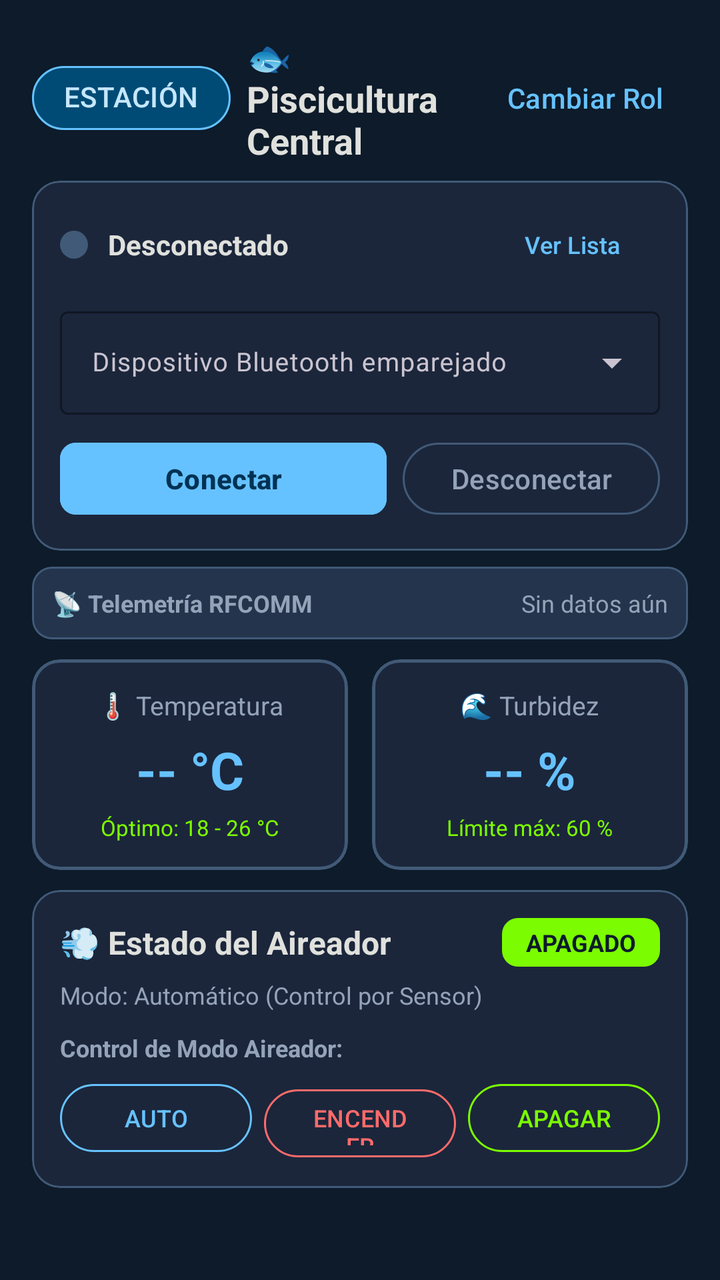
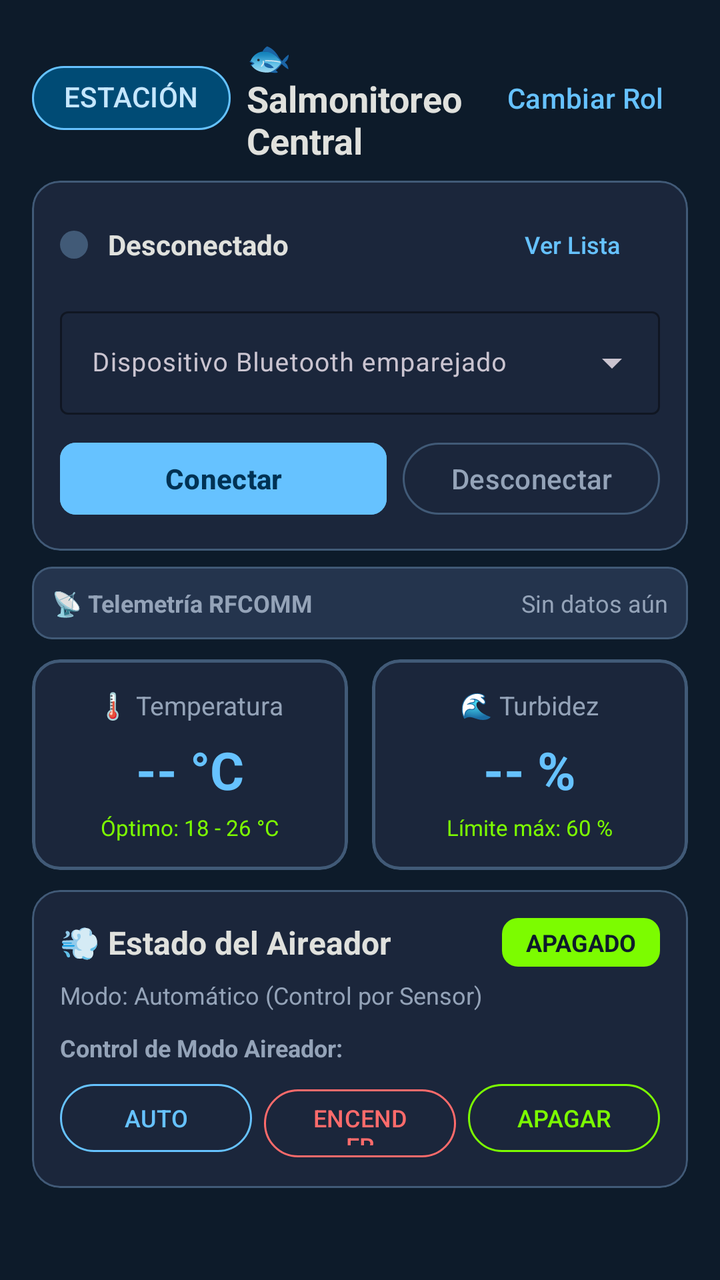

An Android layout rendered at two revisions. The XML below is the earlier revision; the diff shows what the commit changed to produce the second picture.
<!-- AndroidManifest.xml: application theme Theme.Piscicultura -->
<!-- res/layout/activity_estacion.xml -->
<?xml version="1.0" encoding="utf-8"?>
<ScrollView xmlns:android="http://schemas.android.com/apk/res/android"
    xmlns:app="http://schemas.android.com/apk/res-auto"
    xmlns:tools="http://schemas.android.com/tools"
    android:layout_width="match_parent"
    android:layout_height="match_parent"
    android:background="@color/color_background"
    android:fillViewport="true">

    <LinearLayout
        android:layout_width="match_parent"
        android:layout_height="wrap_content"
        android:orientation="vertical"
        android:padding="16dp">

        
        <LinearLayout
            android:layout_width="match_parent"
            android:layout_height="wrap_content"
            android:gravity="center_vertical"
            android:orientation="horizontal">

            <com.google.android.material.chip.Chip
                android:id="@+id/chipRoleEstacion"
                style="@style/Widget.Material3.Chip.Assist"
                android:layout_width="wrap_content"
                android:layout_height="wrap_content"
                android:text="ESTACIÓN"
                android:textColor="@color/color_on_primary_container"
                android:textStyle="bold"
                app:chipBackgroundColor="@color/color_primary_container"
                app:chipCornerRadius="16dp"
                app:chipStrokeColor="@color/color_accent"
                app:chipStrokeWidth="1dp" />

            <TextView
                android:id="@+id/tvHeaderTitle"
                android:layout_width="0dp"
                android:layout_height="wrap_content"
                android:layout_marginStart="8dp"
                android:layout_weight="1"
                android:text="🐟 Piscicultura Central"
                android:textColor="@color/color_text_primary"
                android:textSize="18sp"
                android:textStyle="bold" />

            <com.google.android.material.button.MaterialButton
                android:id="@+id/btnStationChangeRole"
                style="@style/Widget.Material3.Button.TextButton"
                android:layout_width="wrap_content"
                android:layout_height="wrap_content"
                android:text="Cambiar Rol"
                android:textColor="@color/color_accent" />
        </LinearLayout>

        
        <com.google.android.material.card.MaterialCardView
            android:id="@+id/cardConnection"
            android:layout_width="match_parent"
            android:layout_height="wrap_content"
            android:layout_marginTop="8dp"
            app:cardBackgroundColor="@color/color_surface"
            app:cardCornerRadius="14dp"
            app:strokeColor="@color/color_outline"
            app:strokeWidth="1dp">

            <LinearLayout
                android:layout_width="match_parent"
                android:layout_height="wrap_content"
                android:orientation="vertical"
                android:padding="14dp">

                
                <LinearLayout
                    android:layout_width="match_parent"
                    android:layout_height="wrap_content"
                    android:gravity="center_vertical"
                    android:orientation="horizontal">

                    <View
                        android:id="@+id/viewClientBtDot"
                        android:layout_width="14dp"
                        android:layout_height="14dp"
                        android:background="@drawable/shape_status_dot"
                        android:backgroundTint="@color/color_outline" />

                    <TextView
                        android:id="@+id/tvClientBtStatus"
                        android:layout_width="0dp"
                        android:layout_height="wrap_content"
                        android:layout_marginStart="10dp"
                        android:layout_weight="1"
                        android:text="Desconectado"
                        android:textColor="@color/color_text_primary"
                        android:textSize="14sp"
                        android:textStyle="bold" />

                    <com.google.android.material.button.MaterialButton
                        android:id="@+id/btnChooseDeviceDialog"
                        style="@style/Widget.Material3.Button.TextButton"
                        android:layout_width="wrap_content"
                        android:layout_height="36dp"
                        android:padding="0dp"
                        android:text="Ver Lista"
                        android:textColor="@color/color_accent"
                        android:textSize="12sp" />
                </LinearLayout>

                
                <com.google.android.material.textfield.TextInputLayout
                    android:id="@+id/tilPairedDevices"
                    style="@style/Widget.Material3.TextInputLayout.OutlinedBox.ExposedDropdownMenu"
                    android:layout_width="match_parent"
                    android:layout_height="wrap_content"
                    android:layout_marginTop="10dp"
                    android:hint="Dispositivo Bluetooth emparejado"
                    app:boxStrokeColor="@color/color_accent"
                    app:hintTextColor="@color/color_accent">

                    <AutoCompleteTextView
                        android:id="@+id/actvPairedDevices"
                        android:layout_width="match_parent"
                        android:layout_height="wrap_content"
                        android:inputType="none"
                        android:textColor="@color/color_text_primary"
                        android:textSize="13sp" />
                </com.google.android.material.textfield.TextInputLayout>

                
                <LinearLayout
                    android:layout_width="match_parent"
                    android:layout_height="wrap_content"
                    android:layout_marginTop="10dp"
                    android:orientation="horizontal">

                    <com.google.android.material.button.MaterialButton
                        android:id="@+id/btnConnectBt"
                        android:layout_width="0dp"
                        android:layout_height="44dp"
                        android:layout_weight="1"
                        android:backgroundTint="@color/color_accent"
                        android:text="Conectar"
                        android:textColor="@color/color_on_primary"
                        android:textStyle="bold"
                        app:cornerRadius="8dp" />

                    <com.google.android.material.button.MaterialButton
                        android:id="@+id/btnDisconnectBt"
                        style="@style/Widget.Material3.Button.OutlinedButton"
                        android:layout_width="wrap_content"
                        android:layout_height="44dp"
                        android:layout_marginStart="8dp"
                        android:text="Desconectar"
                        android:textColor="@color/color_text_secondary"
                        app:strokeColor="@color/color_outline" />
                </LinearLayout>

            </LinearLayout>
        </com.google.android.material.card.MaterialCardView>

        
        <com.google.android.material.card.MaterialCardView
            android:id="@+id/cardSyncStatus"
            android:layout_width="match_parent"
            android:layout_height="wrap_content"
            android:layout_marginTop="8dp"
            app:cardBackgroundColor="@color/color_surface_variant"
            app:cardCornerRadius="10dp"
            app:strokeColor="@color/color_outline"
            app:strokeWidth="1dp">

            <LinearLayout
                android:layout_width="match_parent"
                android:layout_height="wrap_content"
                android:orientation="vertical"
                android:padding="10dp">

                <LinearLayout
                    android:layout_width="match_parent"
                    android:layout_height="wrap_content"
                    android:gravity="center_vertical"
                    android:orientation="horizontal">

                    <TextView
                        android:layout_width="0dp"
                        android:layout_height="wrap_content"
                        android:layout_weight="1"
                        android:text="📡 Telemetría RFCOMM"
                        android:textColor="@color/color_text_secondary"
                        android:textSize="12sp"
                        android:textStyle="bold" />

                    <TextView
                        android:id="@+id/tvLastSync"
                        android:layout_width="wrap_content"
                        android:layout_height="wrap_content"
                        android:text="Sin datos aún"
                        android:textColor="@color/color_text_secondary"
                        android:textSize="12sp" />
                </LinearLayout>

                
                <TextView
                    android:id="@+id/tvStaleWarning"
                    android:layout_width="match_parent"
                    android:layout_height="wrap_content"
                    android:layout_marginTop="6dp"
                    android:background="@drawable/shape_badge"
                    android:backgroundTint="@color/color_warning"
                    android:paddingStart="10dp"
                    android:paddingTop="4dp"
                    android:paddingEnd="10dp"
                    android:paddingBottom="4dp"
                    android:text="⚠️ Datos desactualizados (> 6 s sin telemetría)"
                    android:textColor="@color/color_background"
                    android:textSize="12sp"
                    android:textStyle="bold"
                    android:visibility="gone"
                    tools:visibility="visible" />
            </LinearLayout>
        </com.google.android.material.card.MaterialCardView>

        
        <LinearLayout
            android:layout_width="match_parent"
            android:layout_height="wrap_content"
            android:layout_marginTop="10dp"
            android:orientation="horizontal">

            
            <com.google.android.material.card.MaterialCardView
                android:id="@+id/cardStationTemp"
                android:layout_width="0dp"
                android:layout_height="wrap_content"
                android:layout_marginEnd="6dp"
                android:layout_weight="1"
                app:cardBackgroundColor="@color/color_surface"
                app:cardCornerRadius="14dp"
                app:strokeColor="@color/color_outline"
                app:strokeWidth="1.5dp">

                <LinearLayout
                    android:layout_width="match_parent"
                    android:layout_height="wrap_content"
                    android:gravity="center"
                    android:orientation="vertical"
                    android:padding="14dp">

                    <TextView
                        android:layout_width="wrap_content"
                        android:layout_height="wrap_content"
                        android:text="🌡️ Temperatura"
                        android:textColor="@color/color_text_secondary"
                        android:textSize="13sp" />

                    <TextView
                        android:id="@+id/tvStationTemp"
                        android:layout_width="wrap_content"
                        android:layout_height="wrap_content"
                        android:layout_marginTop="6dp"
                        android:text="-- °C"
                        android:textColor="@color/color_accent"
                        android:textSize="26sp"
                        android:textStyle="bold" />

                    <TextView
                        android:id="@+id/tvTempRangeStatus"
                        android:layout_width="wrap_content"
                        android:layout_height="wrap_content"
                        android:layout_marginTop="4dp"
                        android:text="Óptimo: 18 - 26 °C"
                        android:textAlignment="center"
                        android:textColor="@color/color_inactive"
                        android:textSize="11sp" />
                </LinearLayout>
            </com.google.android.material.card.MaterialCardView>

            
            <com.google.android.material.card.MaterialCardView
                android:id="@+id/cardStationTurb"
                android:layout_width="0dp"
                android:layout_height="wrap_content"
                android:layout_marginStart="6dp"
                android:layout_weight="1"
                app:cardBackgroundColor="@color/color_surface"
                app:cardCornerRadius="14dp"
                app:strokeColor="@color/color_outline"
                app:strokeWidth="1.5dp">

                <LinearLayout
                    android:layout_width="match_parent"
                    android:layout_height="wrap_content"
                    android:gravity="center"
                    android:orientation="vertical"
                    android:padding="14dp">

                    <TextView
                        android:layout_width="wrap_content"
                        android:layout_height="wrap_content"
                        android:text="🌊 Turbidez"
                        android:textColor="@color/color_text_secondary"
                        android:textSize="13sp" />

                    <TextView
                        android:id="@+id/tvStationTurb"
                        android:layout_width="wrap_content"
                        android:layout_height="wrap_content"
                        android:layout_marginTop="6dp"
                        android:text="-- %"
                        android:textColor="@color/color_accent"
                        android:textSize="26sp"
                        android:textStyle="bold" />

                    <TextView
                        android:id="@+id/tvTurbRangeStatus"
                        android:layout_width="wrap_content"
                        android:layout_height="wrap_content"
                        android:layout_marginTop="4dp"
                        android:text="Límite máx: 60 %"
                        android:textAlignment="center"
                        android:textColor="@color/color_inactive"
                        android:textSize="11sp" />
                </LinearLayout>
            </com.google.android.material.card.MaterialCardView>

        </LinearLayout>

        
        <com.google.android.material.card.MaterialCardView
            android:id="@+id/cardStationAireador"
            android:layout_width="match_parent"
            android:layout_height="wrap_content"
            android:layout_marginTop="10dp"
            android:layout_marginBottom="24dp"
            app:cardBackgroundColor="@color/color_surface"
            app:cardCornerRadius="14dp"
            app:strokeColor="@color/color_outline"
            app:strokeWidth="1dp">

            <LinearLayout
                android:layout_width="match_parent"
                android:layout_height="wrap_content"
                android:orientation="vertical"
                android:padding="14dp">

                <LinearLayout
                    android:layout_width="match_parent"
                    android:layout_height="wrap_content"
                    android:gravity="center_vertical"
                    android:orientation="horizontal">

                    <TextView
                        android:layout_width="0dp"
                        android:layout_height="wrap_content"
                        android:layout_weight="1"
                        android:text="💨 Estado del Aireador"
                        android:textColor="@color/color_text_primary"
                        android:textSize="16sp"
                        android:textStyle="bold" />

                    <TextView
                        android:id="@+id/tvStationAireadorBadge"
                        android:layout_width="wrap_content"
                        android:layout_height="wrap_content"
                        android:background="@drawable/shape_badge"
                        android:backgroundTint="@color/color_inactive"
                        android:paddingStart="12dp"
                        android:paddingTop="4dp"
                        android:paddingEnd="12dp"
                        android:paddingBottom="4dp"
                        android:text="APAGADO"
                        android:textColor="@color/color_background"
                        android:textSize="12sp"
                        android:textStyle="bold" />
                </LinearLayout>

                <TextView
                    android:id="@+id/tvStationAireadorMode"
                    android:layout_width="match_parent"
                    android:layout_height="wrap_content"
                    android:layout_marginTop="6dp"
                    android:text="Modo: Automático (Control por Sensor)"
                    android:textColor="@color/color_text_secondary"
                    android:textSize="12sp" />

                
                <TextView
                    android:layout_width="match_parent"
                    android:layout_height="wrap_content"
                    android:layout_marginTop="10dp"
                    android:text="Control de Modo Aireador:"
                    android:textColor="@color/color_text_secondary"
                    android:textSize="12sp"
                    android:textStyle="bold" />

                <LinearLayout
                    android:layout_width="match_parent"
                    android:layout_height="wrap_content"
                    android:layout_marginTop="6dp"
                    android:orientation="horizontal">

                    <com.google.android.material.button.MaterialButton
                        android:id="@+id/btnAireadorAuto"
                        style="@style/Widget.Material3.Button.OutlinedButton"
                        android:layout_width="0dp"
                        android:layout_height="42dp"
                        android:layout_marginEnd="4dp"
                        android:layout_weight="1"
                        android:text="AUTO"
                        android:textColor="@color/color_accent"
                        android:textSize="12sp"
                        app:strokeColor="@color/color_accent" />

                    <com.google.android.material.button.MaterialButton
                        android:id="@+id/btnAireadorOn"
                        style="@style/Widget.Material3.Button.OutlinedButton"
                        android:layout_width="0dp"
                        android:layout_height="42dp"
                        android:layout_marginStart="2dp"
                        android:layout_marginEnd="2dp"
                        android:layout_weight="1"
                        android:text="ENCENDER"
                        android:textColor="@color/color_active"
                        android:textSize="12sp"
                        app:strokeColor="@color/color_active" />

                    <com.google.android.material.button.MaterialButton
                        android:id="@+id/btnAireadorOff"
                        style="@style/Widget.Material3.Button.OutlinedButton"
                        android:layout_width="0dp"
                        android:layout_height="42dp"
                        android:layout_marginStart="4dp"
                        android:layout_weight="1"
                        android:text="APAGAR"
                        android:textColor="@color/color_inactive"
                        android:textSize="12sp"
                        app:strokeColor="@color/color_inactive" />
                </LinearLayout>

            </LinearLayout>
        </com.google.android.material.card.MaterialCardView>

    </LinearLayout>
</ScrollView>
<!-- resources referenced by this layout -->
<resources>
  <color name="color_accent">#66c2ff</color>
  <color name="color_active">#ff6b6b</color>
  <color name="color_background">#0d1b2a</color>
  <color name="color_inactive">#7cfc00</color>
  <color name="color_on_primary">#003254</color>
  <color name="color_on_primary_container">#c5e7ff</color>
  <color name="color_outline">#415a77</color>
  <color name="color_primary_container">#004b75</color>
  <color name="color_surface">#1b263b</color>
  <color name="color_surface_variant">#24344d</color>
  <color name="color_text_primary">#e0e1dd</color>
  <color name="color_text_secondary">#94a3b8</color>
  <color name="color_warning">#ffd166</color>
  <!-- drawable shape_badge (drawable) -->
  <?xml version="1.0" encoding="utf-8"?>
  <shape xmlns:android="http://schemas.android.com/apk/res/android"
      android:shape="rectangle">
      <corners android:radius="8dp" />
      <solid android:color="@color/color_surface_variant" />
  </shape>
  <!-- drawable shape_status_dot (drawable) -->
  <?xml version="1.0" encoding="utf-8"?>
  <shape xmlns:android="http://schemas.android.com/apk/res/android"
      android:shape="oval">
      <solid android:color="@color/color_inactive" />
  </shape>
  <style name="Theme.Piscicultura" parent="Theme.Material3.Dark.NoActionBar">
          
          <item name="colorPrimary">@color/color_primary</item>
          <item name="colorOnPrimary">@color/color_on_primary</item>
          <item name="colorPrimaryContainer">@color/color_primary_container</item>
          <item name="colorOnPrimaryContainer">@color/color_on_primary_container</item>
  
          <item name="colorSecondary">@color/color_secondary</item>
          <item name="colorOnSecondary">@color/color_on_secondary</item>
  
          
          <item name="android:colorBackground">@color/color_background</item>
          <item name="colorSurface">@color/color_surface</item>
          <item name="colorSurfaceVariant">@color/color_surface_variant</item>
          <item name="colorOutline">@color/color_outline</item>
  
          
          <item name="android:textColorPrimary">@color/color_text_primary</item>
          <item name="android:textColorSecondary">@color/color_text_secondary</item>
  
          
          <item name="android:statusBarColor">@color/color_background</item>
          <item name="android:navigationBarColor">@color/color_background</item>
          <item name="android:windowLightStatusBar">false</item>
      </style>
  <color name="color_primary">#66c2ff</color>
  <color name="color_secondary">#778da9</color>
  <color name="color_on_secondary">#0d1b2a</color>
</resources>

<!-- the commit's change to res/layout/activity_estacion.xml (unified diff, before → after) -->
@@ -39,7 +39,7 @@
                 android:layout_height="wrap_content"
                 android:layout_marginStart="8dp"
                 android:layout_weight="1"
-                android:text="🐟 Piscicultura Central"
+                android:text="🐟 Salmonitoreo Central"
                 android:textColor="@color/color_text_primary"
                 android:textSize="18sp"
                 android:textStyle="bold" />
